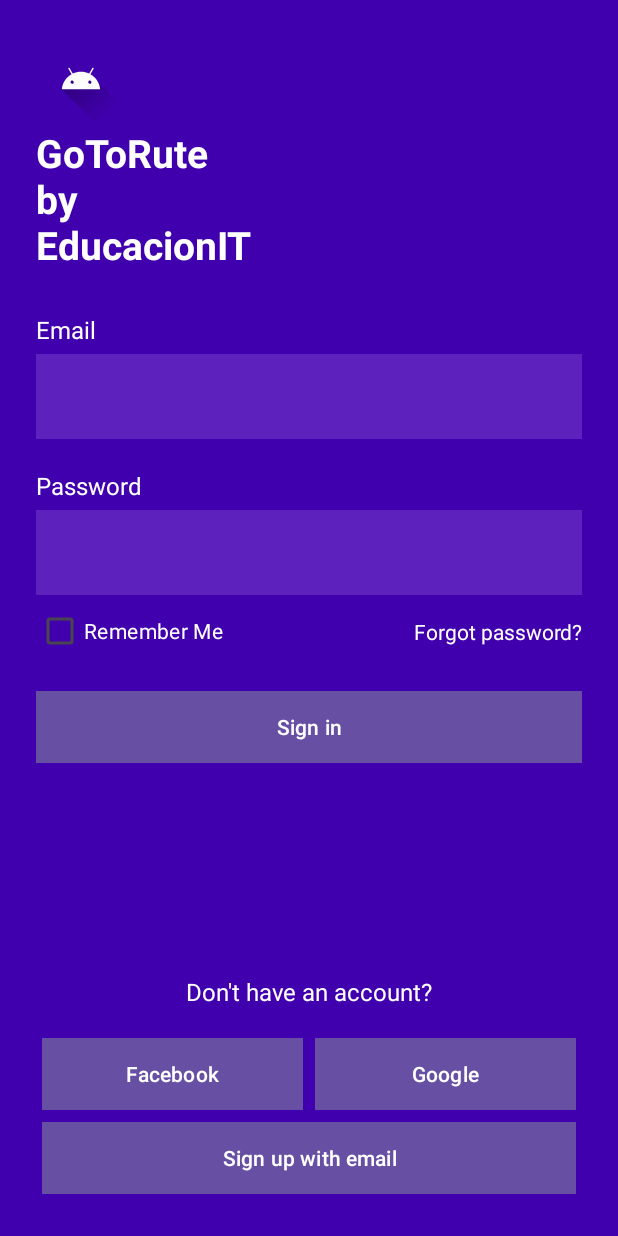
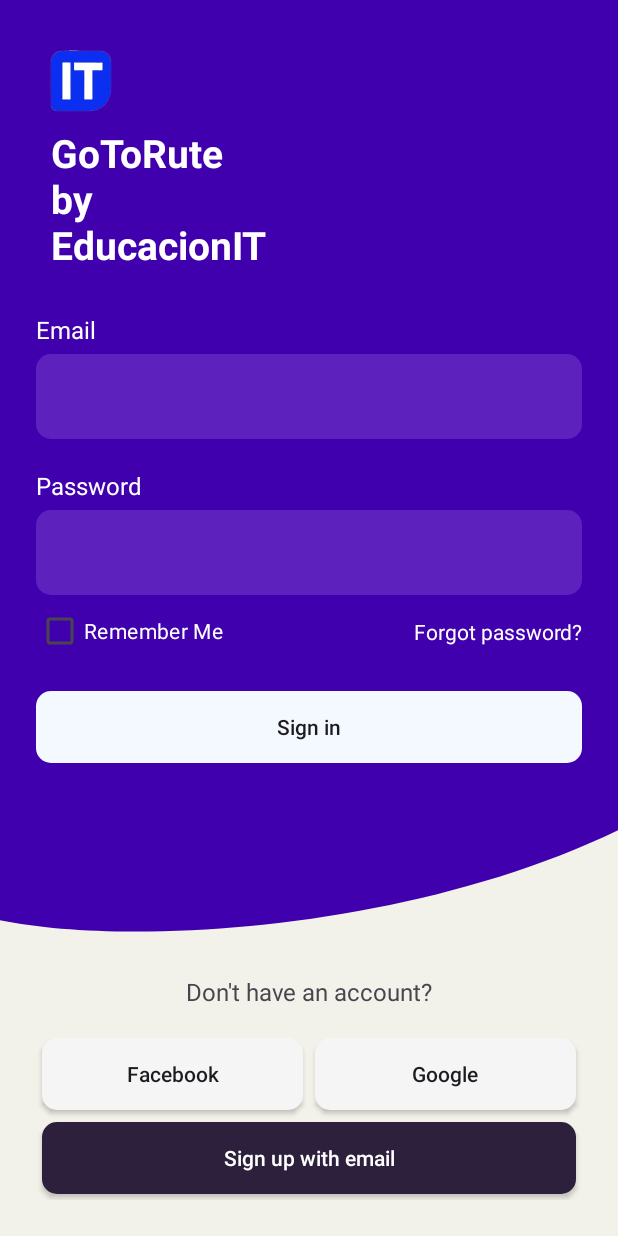
Before and after one commit to JoniAranguriProfe/go-to-rute, an Android app: the screen it shows after launch (LoginActivity), on a phone screen of 412 x 824 dp. Run offline under Robolectric (Android 15) with nearby library versions, the phone set to English and light mode, and no system bars.

Commit message:
feat: Improving the screen, adding background, shape for buttons and other little fixes

```diff
--- /dev/null
+++ b/app/src/main/res/drawable/login_background.xml
@@ -0,0 +1,13 @@
+<vector xmlns:android="http://schemas.android.com/apk/res/android" xmlns:aapt="http://schemas.android.com/aapt"
+    android:viewportWidth="277"
+    android:viewportHeight="598"
+    android:width="277dp"
+    android:height="598dp">
+    <path
+        android:pathData="M0 0H277V598H0V0Z"
+        android:fillColor="#F2F2EA" />
+    <path
+        android:pathData="M277 401.658C184.538 449.758 59.1906 458.214 0 445.222V0H277V401.658Z"
+        android:fillType="evenOdd"
+        android:fillColor="#4100AD" />
+</vector>
--- /dev/null
+++ b/app/src/main/res/drawable/shape_drawable.xml
@@ -0,0 +1,5 @@
+<shape xmlns:android="http://schemas.android.com/apk/res/android"
+    android:shape="rectangle">
+    <solid android:color="#2C203D" />
+    <corners android:radius="10dp" />
+</shape>
--- a/app/src/main/res/layout/activity_login.xml
+++ b/app/src/main/res/layout/activity_login.xml
@@ -5,7 +5,7 @@
     android:id="@+id/main"
     android:layout_width="match_parent"
     android:layout_height="match_parent"
-    android:background="#4100AD"
+    android:background="@drawable/login_background"
     android:padding="24dp"
     tools:context=".LoginActivity">
 
@@ -13,7 +13,7 @@
         android:id="@+id/company_icon"
         android:layout_width="60dp"
         android:layout_height="60dp"
-        android:src="@drawable/ic_launcher_foreground"
+        android:src="@drawable/educacionit_logo"
         app:layout_constraintBottom_toTopOf="@+id/company_name"
         app:layout_constraintEnd_toEndOf="parent"
         app:layout_constraintHorizontal_bias="0.0"
@@ -24,6 +24,7 @@
         android:id="@+id/company_name"
         android:layout_width="0dp"
         android:layout_height="wrap_content"
+        android:layout_marginStart="10dp"
         android:layout_marginBottom="8dp"
         android:minLines="3"
         android:text="GoToRute \nby \nEducacionIT"
@@ -63,7 +64,8 @@
             android:id="@+id/text_email"
             android:layout_width="match_parent"
             android:layout_height="wrap_content"
-            android:background="#5D21BE"
+            android:background="@drawable/shape_drawable"
+            android:backgroundTint="#5D21BE"
             android:textColor="@android:color/white" />
 
     </com.google.android.material.textfield.TextInputLayout>
@@ -97,7 +99,8 @@
             android:id="@+id/text_password"
             android:layout_width="match_parent"
             android:layout_height="wrap_content"
-            android:background="#5D21BE"
+            android:background="@drawable/shape_drawable"
+            android:backgroundTint="#5D21BE"
             android:inputType="textPassword"
             android:textColor="@android:color/white" />
 
@@ -125,13 +128,15 @@
         app:layout_constraintStart_toEndOf="@+id/check_remember_me"
         app:layout_constraintTop_toTopOf="@+id/check_remember_me" />
 
-    <Button
+    <androidx.appcompat.widget.AppCompatButton
         android:id="@+id/sign_in_button"
         android:layout_width="0dp"
         android:layout_height="wrap_content"
         android:layout_marginTop="16dp"
-        android:background="#F4F8FF"
+        android:background="@drawable/shape_drawable"
+        android:backgroundTint="#F4F8FF"
         android:text="Sign in"
+        android:textAllCaps="false"
         app:layout_constraintEnd_toEndOf="parent"
         app:layout_constraintHorizontal_bias="0.5"
         app:layout_constraintStart_toStartOf="parent"
@@ -145,7 +150,6 @@
         android:paddingBottom="16dp"
         android:text="Don't have an account?"
         android:textAlignment="center"
-        android:textColor="@android:color/white"
         android:textSize="16sp"
         app:layout_constraintBottom_toBottomOf="parent"
         app:layout_constraintBottom_toTopOf="@id/sign_up_facebook"
@@ -155,13 +159,15 @@
         app:layout_constraintVertical_bias="1"
         app:layout_constraintVertical_chainStyle="packed" />
 
-    <Button
+    <androidx.appcompat.widget.AppCompatButton
         android:id="@+id/sign_up_facebook"
         android:layout_width="0dp"
         android:layout_height="wrap_content"
         android:layout_margin="4dp"
-        android:background="#F5F5F5"
+        android:background="@drawable/shape_drawable"
+        android:backgroundTint="#F5F5F5"
         android:text="Facebook"
+        android:textAllCaps="false"
         app:layout_constraintBottom_toTopOf="@+id/sign_up_email"
         app:layout_constraintEnd_toStartOf="@id/sign_up_google"
         app:layout_constraintHorizontal_bias="0.5"
@@ -169,13 +175,15 @@
         app:layout_constraintStart_toStartOf="parent"
         app:layout_constraintTop_toBottomOf="@+id/label_no_account" />
 
-    <Button
+    <androidx.appcompat.widget.AppCompatButton
         android:id="@+id/sign_up_google"
         android:layout_width="0dp"
         android:layout_height="wrap_content"
         android:layout_margin="4dp"
-        android:background="#F5F5F5"
+        android:background="@drawable/shape_drawable"
+        android:backgroundTint="#F5F5F5"
         android:text="Google"
+        android:textAllCaps="false"
         app:layout_constraintBottom_toTopOf="@+id/sign_up_email"
         app:layout_constraintEnd_toEndOf="parent"
         app:layout_constraintHorizontal_bias="0.5"
@@ -184,19 +192,19 @@
         app:layout_constraintVertical_bias="0"
         app:layout_constraintVertical_chainStyle="packed" />
 
-    <Button
+    <androidx.appcompat.widget.AppCompatButton
         android:id="@+id/sign_up_email"
         android:layout_width="0dp"
         android:layout_height="wrap_content"
         android:layout_margin="4dp"
-
-        android:background="#2C203D"
+        android:background="@drawable/shape_drawable"
         android:text="Sign up with email"
+        android:textAllCaps="false"
+        android:textColor="@color/white"
         app:layout_constraintBottom_toBottomOf="parent"
         app:layout_constraintEnd_toEndOf="parent"
         app:layout_constraintHorizontal_bias="0.0"
         app:layout_constraintStart_toStartOf="parent"
         app:layout_constraintTop_toBottomOf="@+id/sign_up_facebook"
         app:layout_constraintVertical_chainStyle="packed" />
-
 </androidx.constraintlayout.widget.ConstraintLayout>
```
Also changed, not shown: app/src/main/res/drawable/educacionit_logo.png (added).
